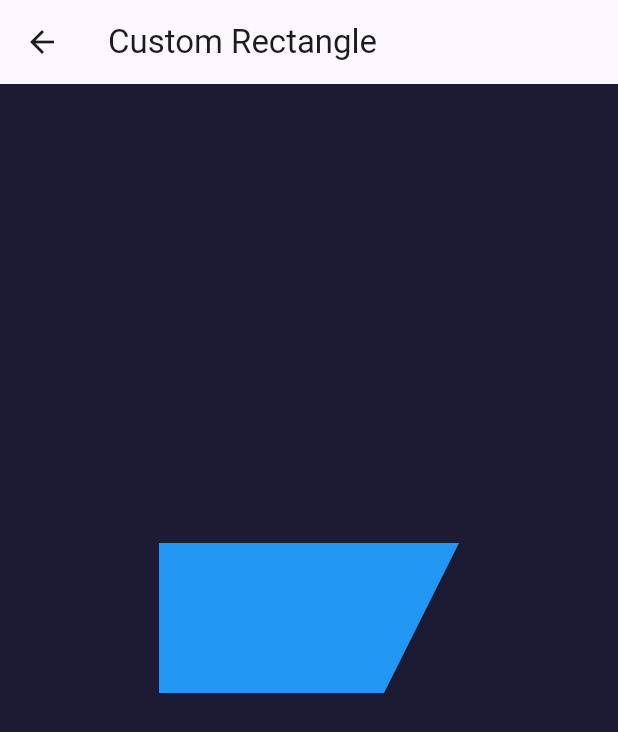
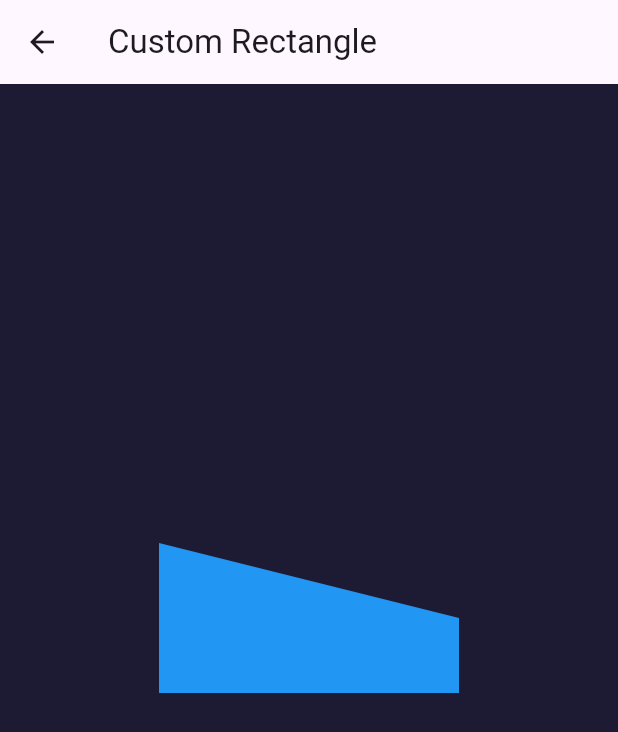
Before and after one commit to mehed1hasan/weather_app, a Flutter app: the Page3 screen opened directly, on a phone screen of 412 x 824 dp. Shown: the top 732 px of the screen. Run offline on Flutter 3.47's test engine with Material 2 defaults, Android fonts, the phone set to English and light mode, and no system bars; missing offline and left inert: neumorphic_ui.

```diff
--- a/lib/pages/page3.dart
+++ b/lib/pages/page3.dart
@@ -18,7 +18,12 @@ class _Page3State extends State<Page3> {
           title: Text('Custom Rectangle'),
         ),
         body: Center(
-          child: CustomRectangle(),
+          child: Container(
+              child: CustomRectangle(),
+            decoration: BoxDecoration(
+              borderRadius: BorderRadius.circular(25),
+            ),
+          ),
         ),
 
     );
@@ -49,8 +54,8 @@ class RectanglePainter extends CustomPainter {
 
     // Define the four points of the rectangle with different side lengths
     var point1 = Offset(0, 0);
-    var point2 = Offset(200, 0);
-    var point3 = Offset(150, 100);
+    var point2 = Offset(200, 50);
+    var point3 = Offset(200, 100);
     var point4 = Offset(0, 100);
 
     // Create a path and add the points to it
```
